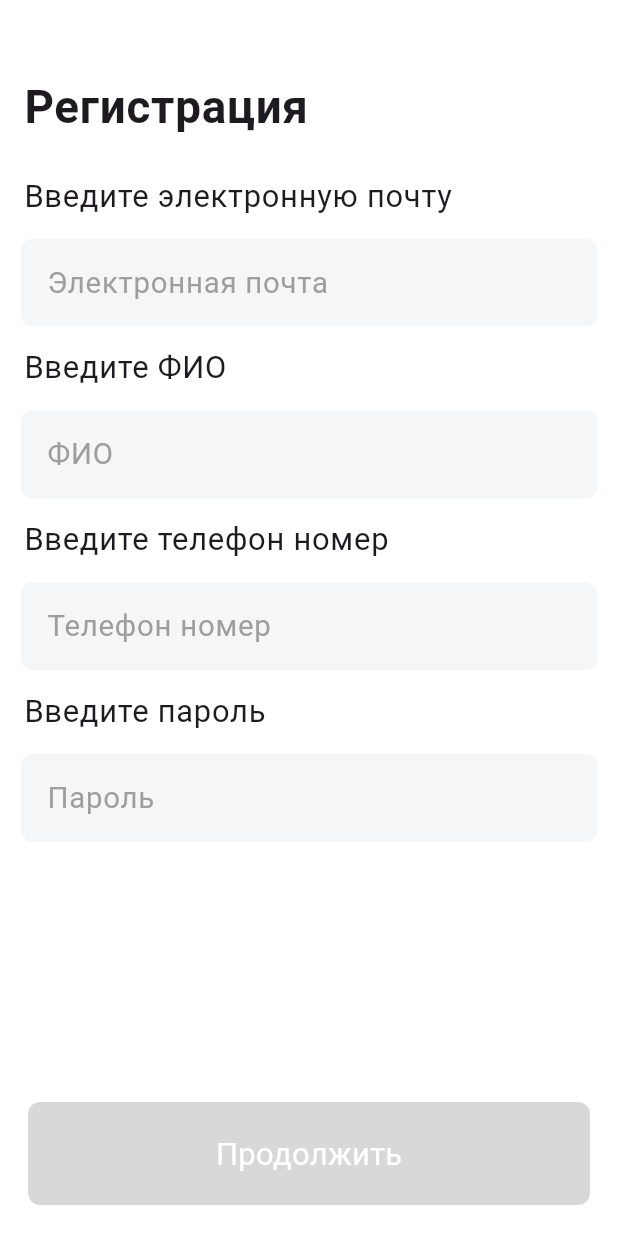
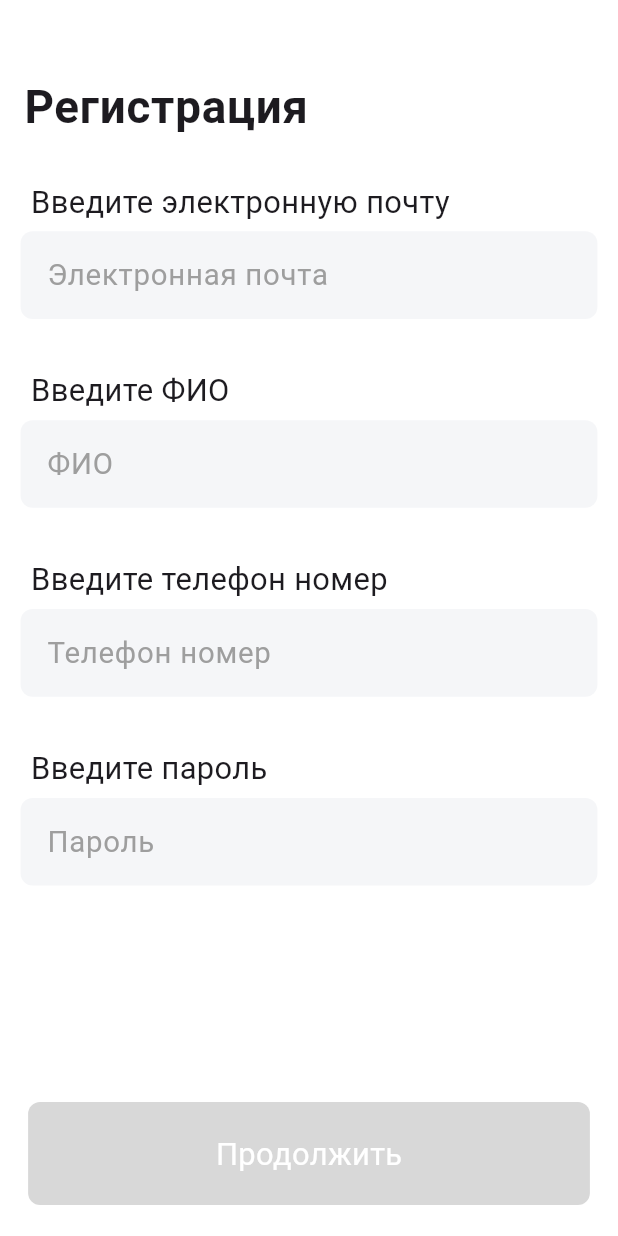
Before and after one commit to NurulloFayz/ecommerceulab, a Flutter app: the screen it shows after launch, on a phone screen of 412 x 824 dp. Run offline on Flutter 3.47's test engine with Material 3 defaults, Android fonts, the phone set to English and light mode, and no system bars; our stand-ins replace fan_carousel_image_slider, flutter_secure_storage, google_fonts, introduction_screen, pinput, shared_preferences.

Commit message:
changed auth ui page

```diff
--- a/lib/pages/auth_pages/email_page.dart
+++ b/lib/pages/auth_pages/email_page.dart
@@ -1,4 +1,3 @@
-import 'package:ecommerce_ulab/model/user_model.dart';
 import 'package:ecommerce_ulab/views/view_email_page.dart';
 import 'package:flutter/material.dart';
 import 'package:provider/provider.dart';
@@ -66,15 +65,19 @@ class _EmailPageState extends State<EmailPage> {
                       // SizedBox(
                       //   height: MediaQuery.of(context).size.height / 30,
                       // ),
-                      ListTile(
-                        title: Text(Strings.authTextBDateHintText3, style: TextStyle(
-
-                            fontSize: screenHeight / 40),),
+                      SizedBox(height: screenHeight / 50,),
+                      Row(
+                        children: [
+                          SizedBox(width: screenWidth / 20,),
+                          Text(Strings.authTextBDateHintText3, style: TextStyle(
+                              fontSize: screenHeight / 40,fontWeight: FontWeight.w400),),
+                        ],
                       ),
                       Container(
                         margin: EdgeInsets.only(
                           right: screenWidth / 30,
                           left: screenWidth / 30,
+                          top: screenHeight / 150,
                         ),
                         child: TextField(
                           controller: view.email,
@@ -94,17 +97,22 @@ class _EmailPageState extends State<EmailPage> {
                                   borderRadius: BorderRadius.circular(8))),
                         ),
                       ),
-                      ListTile(
-                        title: Text(
+                      SizedBox(height: screenHeight / 25,),
+                      Row(
+                        children: [
+                          SizedBox(width: screenWidth / 20,),
+                          Text(
                             Strings.authTextBDateHintText4,
                             style: TextStyle(
-                              fontSize: screenHeight / 40),
+                                fontSize: screenHeight / 40,fontWeight: FontWeight.w400),
                           ),
+                        ],
                       ),
                       Container(
                         margin: EdgeInsets.only(
                           right: screenWidth / 30,
                           left: screenWidth / 30,
+                          top: screenHeight / 150,
                         ),
                         child: TextField(
                           controller: view.name,
@@ -124,18 +132,22 @@ class _EmailPageState extends State<EmailPage> {
                                   borderRadius: BorderRadius.circular(8))),
                         ),
                       ),
-                      ListTile(
-                        title: Text(
+                      SizedBox(height: screenHeight / 25,),
+                      Row(
+                        children: [
+                          SizedBox(width: screenWidth / 20,),
+                          Text(
                             Strings.authTextBPhoneNumber,
                             style: TextStyle(
-
-                              fontSize: screenHeight / 40),
+                                fontSize: screenHeight / 40,fontWeight: FontWeight.w400),
                           ),
+                        ],
                       ),
                       Container(
                         margin: EdgeInsets.only(
                           right: screenWidth / 30,
                           left: screenWidth / 30,
+                          top: screenHeight / 150,
                         ),
                         child: TextField(
                           controller: view.phoneNumber,
@@ -155,18 +167,22 @@ class _EmailPageState extends State<EmailPage> {
                                   borderRadius: BorderRadius.circular(8))),
                         ),
                       ),
-                      ListTile(
-                        title: Text(
+                      SizedBox(height: screenHeight / 25,),
+                      Row(
+                        children: [
+                          SizedBox(width: screenWidth / 20,),
+                          Text(
                             Strings.authTextBDateHintText5,
                             style: TextStyle(
-
-                              fontSize: screenHeight / 40),
+                                fontSize: screenHeight / 40,fontWeight: FontWeight.w400),
                           ),
+                        ],
                       ),
                       Container(
                         margin: EdgeInsets.only(
                           right: screenWidth / 30,
                           left: screenWidth / 30,
+                          top: screenHeight / 150,
                         ),
                         child: TextField(
                           controller: view.phoneNumber,
```
Lines whose indentation alone changed are shown as unchanged.
